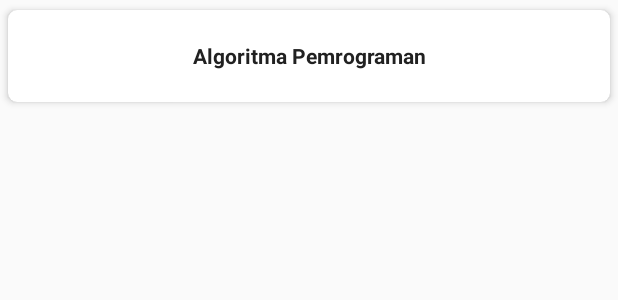
After one commit to kapusan/Daftar-Dosen, an Android app: the layout list_matkul.xml on its own in the app's theme, with its tools: preview values and no code run, on a phone screen of 412 x 824 dp. The commit adds this screen. Shown: the top 300 px of the screen. Run offline under Robolectric (Android 15) with nearby library versions, the phone set to English and light mode, and no system bars.

Commit message:
adding list layout

```diff
--- a/app/build.gradle
+++ b/app/build.gradle
@@ -27,4 +27,5 @@ dependencies {
     androidTestImplementation 'com.android.support.test.espresso:espresso-core:3.0.1'
     implementation 'com.android.support:recyclerview-v7:26.1.0'
     implementation 'com.android.support:design:26.1.0'
+    implementation 'com.android.support:cardview-v7:26.1.0'
 }
--- /dev/null
+++ b/app/src/main/res/layout/list_matkul.xml
@@ -0,0 +1,29 @@
+<?xml version="1.0" encoding="utf-8"?>
+<android.support.v7.widget.CardView xmlns:android="http://schemas.android.com/apk/res/android"
+    xmlns:card_view="http://schemas.android.com/apk/res-auto"
+    android:layout_width="match_parent"
+    android:layout_height="wrap_content"
+    card_view:cardCornerRadius="6dp"
+    card_view:cardElevation="3dp"
+    card_view:cardUseCompatPadding="true">
+
+    <LinearLayout xmlns:android="http://schemas.android.com/apk/res/android"
+        android:layout_width="match_parent"
+        android:layout_height="wrap_content"
+        android:layout_margin="5dp"
+        android:orientation="vertical"
+        android:padding="5dp">
+
+        <TextView
+            android:id="@+id/textview_mata_kuliah"
+            android:layout_width="match_parent"
+            android:layout_height="40dp"
+            android:fontFamily="sans-serif"
+            android:text="Algoritma Pemrograman"
+            android:textColor="#212121"
+            android:textStyle="bold"
+            android:gravity="center"/>
+
+    </LinearLayout>
+
+</android.support.v7.widget.CardView>
```
Also changed, not shown: app/src/main/res/layout/activity_detail_dosen.xml (+12 -2 lines), app/src/main/res/layout/list_dosen.xml (added, +71 -0 lines).
